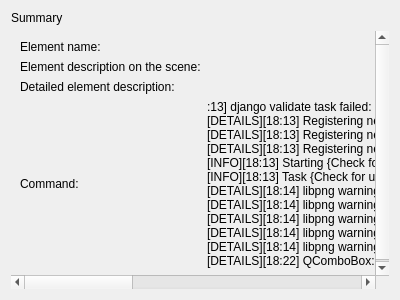
The window that src/plugins/workflow_designer/src/library/create_cmdline_based_worker/CreateCmdlineBasedWorkerWizardSummaryPage.ui (violethaze74/ugene) describes before a commit, drawn with Qt 5.
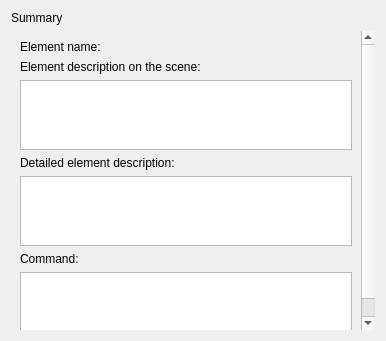
The same window after the commit.

What changed in the file:
```diff
--- a/src/plugins/workflow_designer/src/library/create_cmdline_based_worker/CreateCmdlineBasedWorkerWizardSummaryPage.ui
+++ b/src/plugins/workflow_designer/src/library/create_cmdline_based_worker/CreateCmdlineBasedWorkerWizardSummaryPage.ui
@@ -6,14 +6,14 @@
    <rect>
     <x>0</x>
     <y>0</y>
-    <width>400</width>
-    <height>300</height>
+    <width>386</width>
+    <height>341</height>
    </rect>
   </property>
   <property name="windowTitle">
    <string>WizardPage</string>
   </property>
-  <layout class="QVBoxLayout" name="verticalLayout">
+  <layout class="QVBoxLayout" name="verticalLayout_2">
    <item>
     <widget class="QLabel" name="lblTitle">
      <property name="text">
@@ -26,6 +26,9 @@
      <property name="frameShape">
       <enum>QFrame::NoFrame</enum>
      </property>
+     <property name="horizontalScrollBarPolicy">
+      <enum>Qt::ScrollBarAsNeeded</enum>
+     </property>
      <property name="widgetResizable">
       <bool>true</bool>
      </property>
@@ -34,90 +37,126 @@
        <rect>
         <x>0</x>
         <y>0</y>
-        <width>1260</width>
-        <height>296</height>
+        <width>368</width>
+        <height>304</height>
        </rect>
       </property>
-      <layout class="QGridLayout" name="gridLayout">
-       <item row="2" column="1">
-        <widget class="QLabel" name="lblDescriptionValue">
-         <property name="text">
-          <string/>
-         </property>
-        </widget>
-       </item>
-       <item row="4" column="1">
-        <widget class="QLabel" name="lblCommandValue">
-         <property name="text">
-          <string>:13] django validate task failed: Python module is not installed. Install module or set path to another Python scripts interpreter with installed module in the External Tools settings
-[DETAILS][18:13] Registering new task: Check for updates
-[DETAILS][18:13] Registering new task: Checking access rights to the temporary folder
-[DETAILS][18:13] Registering new task: Shtirlitz Startup Task
-[INFO][18:13] Starting {Check for updates} task
-[INFO][18:13] Task {Check for updates} finished
-[DETAILS][18:14] libpng warning: iCCP: known incorrect sRGB profile
-[DETAILS][18:14] libpng warning: iCCP: known incorrect sRGB profile
-[DETAILS][18:14] libpng warning: iCCP: known incorrect sRGB profile
-[DETAILS][18:14] libpng warning: iCCP: known incorrect sRGB profile
-[DETAILS][18:14] libpng warning: iCCP: known incorrect sRGB profile
-[DETAILS][18:22] QComboBox::setProperty: Property &quot;currentData&quot; invalid, read-only or does n</string>
-         </property>
-        </widget>
-       </item>
-       <item row="0" column="1">
-        <widget class="QLabel" name="lblNameValue">
-         <property name="text">
-          <string/>
-         </property>
-        </widget>
-       </item>
-       <item row="0" column="0">
+      <layout class="QVBoxLayout" name="verticalLayout_3">
+       <item>
+        <layout class="QHBoxLayout" name="horizontalLayout">
+         <item>
         <widget class="QLabel" name="lblName">
          <property name="text">
           <string>Element name:</string>
          </property>
-        </widget>
-       </item>
-       <item row="1" column="0">
+           <property name="alignment">
+            <set>Qt::AlignLeading|Qt::AlignLeft|Qt::AlignTop</set>
+           </property>
+           <property name="wordWrap">
+            <bool>false</bool>
+           </property>
+          </widget>
+         </item>
+         <item>
+          <widget class="QLabel" name="lblNameValue">
+           <property name="text">
+            <string/>
+           </property>
+           <property name="alignment">
+            <set>Qt::AlignLeading|Qt::AlignLeft|Qt::AlignTop</set>
+           </property>
+           <property name="wordWrap">
+            <bool>true</bool>
+           </property>
+          </widget>
+         </item>
+        </layout>
+       </item>
+       <item>
+        <layout class="QVBoxLayout" name="verticalLayout">
+         <item>
         <widget class="QLabel" name="lblPrompter">
          <property name="text">
           <string>Element description on the scene:</string>
          </property>
-        </widget>
-       </item>
-       <item row="1" column="1">
-        <widget class="QLabel" name="lblPrompterValue">
-         <property name="text">
-          <string/>
-         </property>
-        </widget>
-       </item>
-       <item row="2" column="0">
+           <property name="alignment">
+            <set>Qt::AlignLeading|Qt::AlignLeft|Qt::AlignTop</set>
+           </property>
+           <property name="wordWrap">
+            <bool>false</bool>
+           </property>
+          </widget>
+         </item>
+         <item>
+          <widget class="QTextEdit" name="lblPrompterValue">
+           <property name="sizeAdjustPolicy">
+            <enum>QAbstractScrollArea::AdjustToContentsOnFirstShow</enum>
+           </property>
+           <property name="acceptRichText">
+            <bool>true</bool>
+           </property>
+          </widget>
+         </item>
+         <item>
         <widget class="QLabel" name="lblDescription">
          <property name="text">
           <string>Detailed element description:</string>
          </property>
-        </widget>
-       </item>
-       <item row="4" column="0">
+           <property name="alignment">
+            <set>Qt::AlignLeading|Qt::AlignLeft|Qt::AlignTop</set>
+           </property>
+           <property name="wordWrap">
+            <bool>false</bool>
+           </property>
+          </widget>
+         </item>
+         <item>
+          <widget class="QTextEdit" name="lblDescriptionValue">
+           <property name="sizeAdjustPolicy">
+            <enum>QAbstractScrollArea::AdjustToContentsOnFirstShow</enum>
+           </property>
+           <property name="acceptRichText">
+            <bool>true</bool>
+           </property>
+          </widget>
+         </item>
+         <item>
         <widget class="QLabel" name="lblCommand">
          <property name="text">
           <string>Command:</string>
          </property>
-        </widget>
-       </item>
-       <item row="5" column="0">
+           <property name="alignment">
+            <set>Qt::AlignLeading|Qt::AlignLeft|Qt::AlignTop</set>
+           </property>
+           <property name="wordWrap">
+            <bool>false</bool>
+           </property>
+          </widget>
+         </item>
+         <item>
+          <widget class="QTextEdit" name="lblCommandValue">
+           <property name="sizeAdjustPolicy">
+            <enum>QAbstractScrollArea::AdjustToContentsOnFirstShow</enum>
+           </property>
+           <property name="acceptRichText">
+            <bool>true</bool>
+           </property>
+          </widget>
+         </item>
+         <item>
         <spacer name="verticalSpacer">
          <property name="orientation">
           <enum>Qt::Vertical</enum>
          </property>
          <property name="sizeHint" stdset="0">
           <size>
-           <width>20</width>
-           <height>40</height>
+             <width>159</width>
+             <height>1</height>
           </size>
          </property>
         </spacer>
+         </item>
+        </layout>
        </item>
       </layout>
      </widget>
```
Lines whose indentation alone changed are shown as unchanged.
